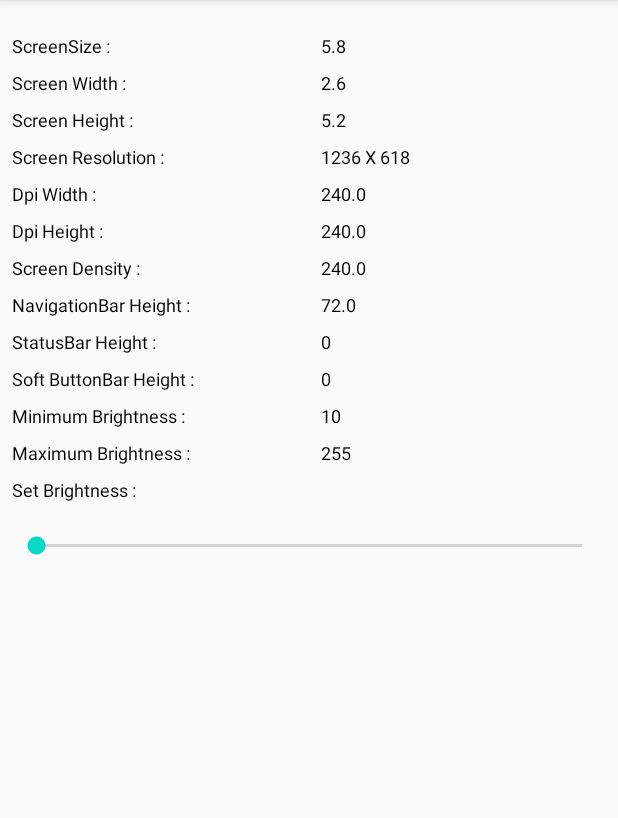
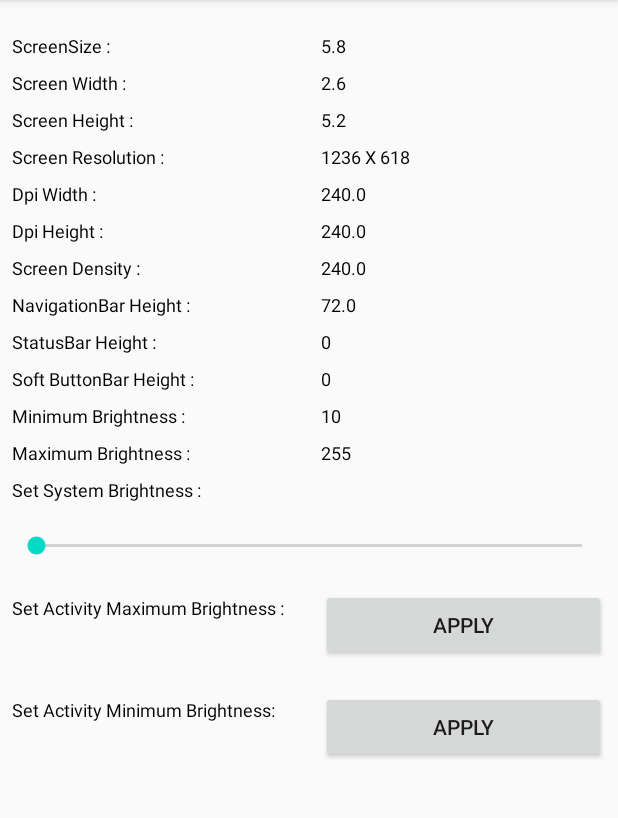
Before and after one commit to jingil/DeviceInformation, an Android app: the screen it shows after launch (MainActivity), on a phone screen of 412 x 824 dp, the part 84-902 px from its top. Run offline under Robolectric (Android 15) with nearby library versions, the phone set to English and light mode, and no system bars.

Commit message:
app level brightness

```diff
--- a/app/src/main/java/support/fuchsia/deviceinformation/ui/display/DisplayFragment.java
+++ b/app/src/main/java/support/fuchsia/deviceinformation/ui/display/DisplayFragment.java
@@ -8,6 +8,7 @@ import android.provider.Settings;
 import android.view.LayoutInflater;
 import android.view.View;
 import android.view.ViewGroup;
+import android.widget.Button;
 import android.widget.SeekBar;
 import android.widget.TextView;
 
@@ -24,7 +25,8 @@ public class DisplayFragment extends Fragment {
 
     private DisplayInfo displayInfo;
     private TextView screen_size_txt, screen_width_txt, screen_height_txt, screen_resolution_txt, dpi_width_txt, dpi_height_txt, dpi_density_txt, navigationbar_height_txt, statusbar_height_txt, soft_buttonbar_height_txt, screen_minimum_brightness_txt, screen_maximum_brightness_txt;
-    SeekBar screen_maximum_brightness_seekbar;
+    private SeekBar screen_brightness_seekbar;
+    Button screen_max_brightness_app_btn, screen_min_brightness_app_btn;
 
     public View onCreateView(@NonNull LayoutInflater inflater,
                              ViewGroup container, Bundle savedInstanceState) {
@@ -59,7 +61,12 @@ public class DisplayFragment extends Fragment {
         screen_minimum_brightness_txt = (TextView) root.findViewById(R.id.screen_minimum_brightness_txt);
         screen_maximum_brightness_txt = (TextView) root.findViewById(R.id.screen_maximum_brightness_txt);
 
-        screen_maximum_brightness_seekbar = (SeekBar) root.findViewById(R.id.screen_maximum_brightness_seekbar);
+        screen_brightness_seekbar = (SeekBar) root.findViewById(R.id.screen_brightness_seekbar);
+
+        screen_max_brightness_app_btn = (Button) root.findViewById(R.id.screen_max_brightness_app_btn);
+        screen_min_brightness_app_btn = (Button) root.findViewById(R.id.screen_min_brightness_app_btn);
+
+
     }
 
     private void setDisplayDetails() {
@@ -76,15 +83,15 @@ public class DisplayFragment extends Fragment {
         screen_minimum_brightness_txt.setText(String.valueOf(displayInfo.getMinimumScreenBrightnessSetting()));
         screen_maximum_brightness_txt.setText(String.valueOf(displayInfo.getMaximumScreenBrightnessSetting()));
 
-        screen_maximum_brightness_seekbar.setMin(displayInfo.getMinimumScreenBrightnessSetting());
-        screen_maximum_brightness_seekbar.setMax(displayInfo.getMaximumScreenBrightnessSetting());
+        screen_brightness_seekbar.setMin(displayInfo.getMinimumScreenBrightnessSetting());
+        screen_brightness_seekbar.setMax(displayInfo.getMaximumScreenBrightnessSetting());
 
-        screen_maximum_brightness_seekbar.setOnSeekBarChangeListener(new SeekBar.OnSeekBarChangeListener() {
+        screen_brightness_seekbar.setOnSeekBarChangeListener(new SeekBar.OnSeekBarChangeListener() {
             @Override
             public void onProgressChanged(SeekBar seekBar, int progress, boolean fromUser) {
 
                 if (checkSystemWritePermission())
-                    displayInfo.setBrightness(progress);
+                    displayInfo.setBrightnessSystem(progress);
             }
 
             @Override
@@ -95,6 +102,19 @@ public class DisplayFragment extends Fragment {
             @Override
             public void onStopTrackingTouch(SeekBar seekBar) {
 
+            }
+        });
+
+        screen_min_brightness_app_btn.setOnClickListener(new View.OnClickListener() {
+            @Override
+            public void onClick(View v) {
+                displayInfo.setMinBrightnessForActivity();
+            }
+        });
+        screen_max_brightness_app_btn.setOnClickListener(new View.OnClickListener() {
+            @Override
+            public void onClick(View v) {
+                displayInfo.setMaxBrightnessForActivity();
             }
         });
     }
--- a/app/src/main/res/layout/fragment_display.xml
+++ b/app/src/main/res/layout/fragment_display.xml
@@ -462,7 +462,7 @@
             android:layout_marginTop="8dp"
             android:layout_marginEnd="8dp"
             android:layout_weight="1"
-            android:text="Set Brightness :"
+            android:text="Set System Brightness :"
             android:textColor="@android:color/black"
             android:textSize="12dp"
             app:layout_constraintBottom_toBottomOf="parent"
@@ -471,7 +471,7 @@
             app:layout_constraintTop_toTopOf="parent" />
 
         <SeekBar
-            android:id="@+id/screen_maximum_brightness_seekbar"
+            android:id="@+id/screen_brightness_seekbar"
             android:layout_width="match_parent"
             android:layout_height="wrap_content"
             android:layout_marginStart="8dp"
@@ -482,4 +482,78 @@
             app:layout_constraintStart_toStartOf="parent"
             app:layout_constraintTop_toTopOf="parent" />
     </LinearLayout>
+
+    <LinearLayout
+        android:layout_width="match_parent"
+        android:layout_height="wrap_content"
+        android:orientation="horizontal">
+
+        <TextView
+            android:layout_width="match_parent"
+            android:layout_height="wrap_content"
+            android:layout_marginStart="8dp"
+            android:layout_marginTop="8dp"
+            android:layout_marginEnd="8dp"
+            android:layout_weight="1"
+            android:text="Set Activity Maximum Brightness :"
+            android:textColor="@android:color/black"
+            android:textSize="12dp"
+            app:layout_constraintBottom_toBottomOf="parent"
+            app:layout_constraintEnd_toEndOf="parent"
+            app:layout_constraintStart_toStartOf="parent"
+            app:layout_constraintTop_toTopOf="parent" />
+
+        <Button
+            android:id="@+id/screen_max_brightness_app_btn"
+            android:layout_width="match_parent"
+            android:layout_height="wrap_content"
+            android:layout_marginStart="8dp"
+            android:layout_marginTop="20dp"
+            android:layout_marginEnd="8dp"
+            android:layout_weight="1"
+            android:text="Apply"
+            app:layout_constraintBottom_toBottomOf="parent"
+            app:layout_constraintEnd_toEndOf="parent"
+            app:layout_constraintStart_toStartOf="parent"
+            app:layout_constraintTop_toTopOf="parent" />
+
+    </LinearLayout>
+
+    <LinearLayout
+        android:layout_width="match_parent"
+        android:layout_height="wrap_content"
+        android:orientation="horizontal">
+
+        <TextView
+            android:layout_width="match_parent"
+            android:layout_height="wrap_content"
+            android:layout_marginStart="8dp"
+            android:layout_marginTop="8dp"
+            android:layout_marginEnd="8dp"
+            android:layout_weight="1"
+            android:text="Set Activity Minimum Brightness:"
+            android:textColor="@android:color/black"
+            android:textSize="12dp"
+            app:layout_constraintBottom_toBottomOf="parent"
+            app:layout_constraintEnd_toEndOf="parent"
+            app:layout_constraintStart_toStartOf="parent"
+            app:layout_constraintTop_toTopOf="parent" />
+
+        <Button
+            android:id="@+id/screen_min_brightness_app_btn"
+            android:layout_width="match_parent"
+            android:layout_height="wrap_content"
+            android:layout_marginStart="8dp"
+            android:layout_marginTop="20dp"
+            android:layout_marginEnd="8dp"
+            android:layout_weight="1"
+            android:text="Apply"
+            app:layout_constraintBottom_toBottomOf="parent"
+            app:layout_constraintEnd_toEndOf="parent"
+            app:layout_constraintStart_toStartOf="parent"
+            app:layout_constraintTop_toTopOf="parent" />
+
+    </LinearLayout>
+
+
 </LinearLayout>
--- a/deviceinfo/src/main/java/support/fuchsia/deviceinfo/DisplayInfo.java
+++ b/deviceinfo/src/main/java/support/fuchsia/deviceinfo/DisplayInfo.java
@@ -7,6 +7,7 @@ import android.os.Build;
 import android.provider.Settings;
 import android.util.DisplayMetrics;
 import android.view.Window;
+import android.view.WindowManager;
 
 public class DisplayInfo {
 
@@ -121,9 +122,27 @@ public class DisplayInfo {
         return 255;
     }
 
-    public void setBrightness(int value) {
+    public void setBrightnessSystem(int value) {
 
         Settings.System.putInt(activity.getContentResolver(), android.provider.Settings.System.SCREEN_BRIGHTNESS, value);
+
+    }
+
+    public void setMaxBrightnessForActivity() {
+
+        activity.getWindow().addFlags(WindowManager.LayoutParams.FLAG_KEEP_SCREEN_ON);
+        WindowManager.LayoutParams params = activity.getWindow().getAttributes();
+        params.screenBrightness = WindowManager.LayoutParams.BRIGHTNESS_OVERRIDE_FULL;
+        activity.getWindow().setAttributes(params);
+
+    }
+
+    public void setMinBrightnessForActivity() {
+
+        activity.getWindow().addFlags(WindowManager.LayoutParams.FLAG_KEEP_SCREEN_ON);
+        WindowManager.LayoutParams params = activity.getWindow().getAttributes();
+        params.screenBrightness = WindowManager.LayoutParams.BRIGHTNESS_OVERRIDE_OFF;
+        activity.getWindow().setAttributes(params);
 
     }
 
```
